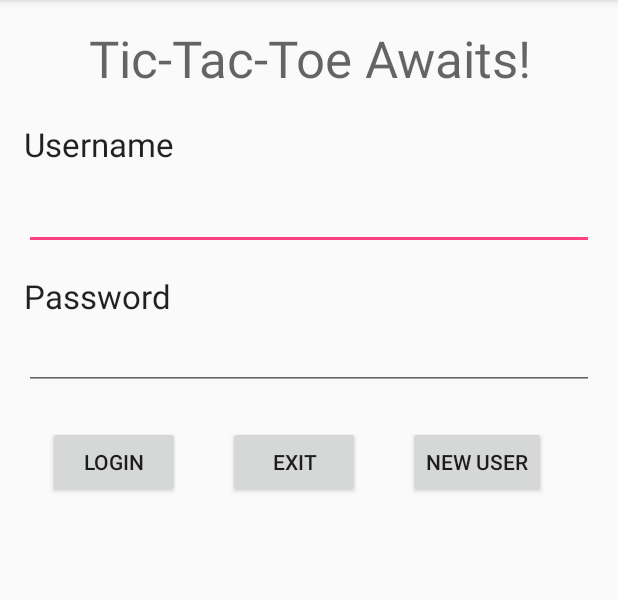
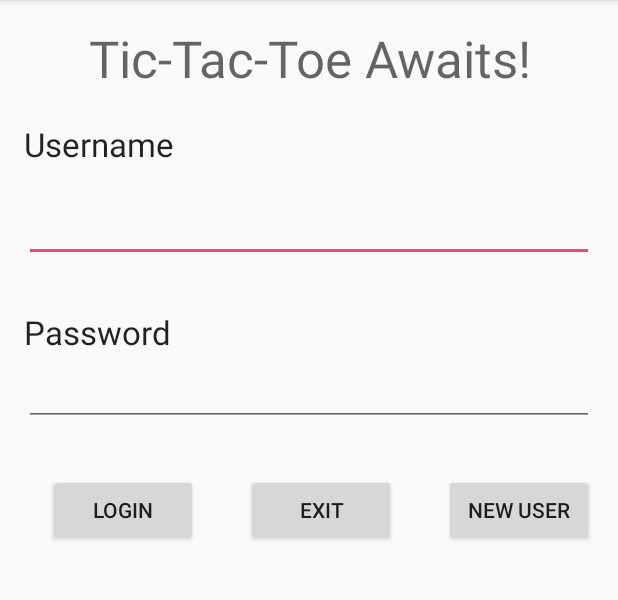
Before and after one commit to acchampion/TicTacToeNew, an Android app: the screen it shows after launch (LoginActivity), on a phone screen of 412 x 824 dp, the part 84-684 px from its top. Run offline under Robolectric (Android 15) with nearby library versions, the phone set to English and light mode, and no system bars; our stand-ins replace Room's generated code, Timber; libraries missing offline, so code that uses them is left out: com.mapbox.maps; 8 statements that could not run were skipped.

Commit message:
More UI enhancements

```diff
--- a/app/src/main/res/layout/fragment_login.xml
+++ b/app/src/main/res/layout/fragment_login.xml
@@ -27,7 +27,7 @@
 			android:layout_gravity="start"
 			android:layout_marginLeft="16dp"
 			android:layout_marginRight="16dp"
-			android:layout_marginBottom="8dp"
+			android:layout_marginBottom="16dp"
 			android:labelFor="@+id/username_text"
 			android:text="@string/username"
 			android:textAppearance="@style/TextAppearance.AppCompat.Large" />
@@ -38,7 +38,7 @@
 			android:layout_height="wrap_content"
 			android:layout_marginLeft="16dp"
 			android:layout_marginRight="16dp"
-			android:layout_marginBottom="8dp"
+			android:layout_marginBottom="16dp"
 			android:inputType="text"
 			android:minHeight="48dp"
 			android:singleLine="true"
@@ -49,7 +49,7 @@
 			android:layout_height="wrap_content"
 			android:layout_gravity="start"
 			android:layout_marginLeft="16dp"
-			android:layout_marginTop="8dp"
+			android:layout_marginTop="16dp"
 			android:layout_marginRight="16dp"
 			android:labelFor="@+id/password_text"
 			android:text="@string/password"
@@ -61,7 +61,7 @@
 			android:layout_height="wrap_content"
 			android:layout_marginLeft="16dp"
 			android:layout_marginRight="16dp"
-			android:layout_marginBottom="8dp"
+			android:layout_marginBottom="16dp"
 			android:inputType="textPassword"
 			android:minHeight="48dp"
 			android:singleLine="true"
@@ -72,27 +72,28 @@
 			android:layout_height="wrap_content"
 			android:orientation="horizontal"
 			android:layout_margin="16dp">
+
 			<Button
 				android:id="@+id/login_button"
-				android:layout_width="wrap_content"
+				android:layout_width="100dp"
 				android:layout_height="wrap_content"
-				android:layout_marginBottom="8dp"
+				android:layout_marginBottom="16dp"
 				android:layout_marginLeft="16dp"
 				android:layout_marginRight="16dp"
 				android:text="@string/login"/>
 
 			<Button
 				android:id="@+id/cancel_button"
-				android:layout_width="wrap_content"
+				android:layout_width="100dp"
 				android:layout_height="wrap_content"
-				android:layout_marginBottom="8dp"
+				android:layout_marginBottom="16dp"
 				android:layout_marginLeft="16dp"
 				android:layout_marginRight="16dp"
 				android:text="@string/exit"/>
 
 			<Button
 				android:id="@+id/new_user_button"
-				android:layout_width="wrap_content"
+				android:layout_width="100dp"
 				android:layout_height="wrap_content"
 				android:layout_marginBottom="16dp"
 				android:layout_marginLeft="16dp"
```
Also changed, not shown: app/src/main/res/layout/fragment_maps_search.xml (+7 -3 lines).
